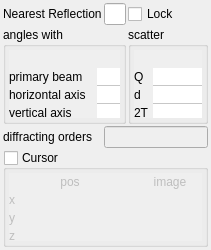
This is ui/mouseinfodisplay.ui in jonasstein/clip as Qt 5 draws it before an edit. The edited form follows.
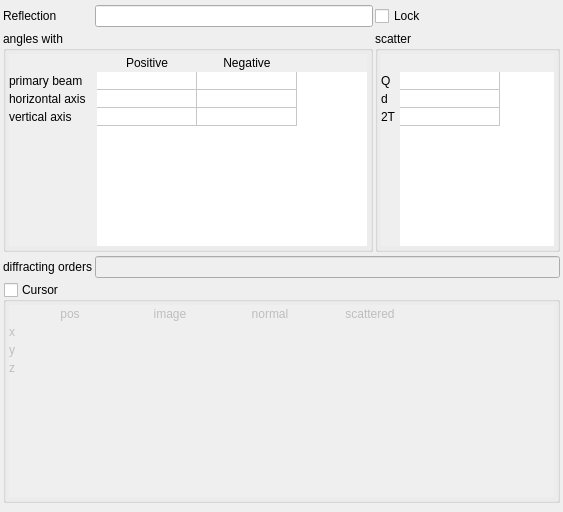
This is the edited form. Icons and pictures are not drawn. Custom widgets are drawn as their Qt base class.

Commit message: ToolTips for Reflection info

Patch:
```diff
--- a/ui/mouseinfodisplay.ui
+++ b/ui/mouseinfodisplay.ui
@@ -6,8 +6,8 @@
    <rect>
     <x>0</x>
     <y>0</y>
-    <width>191</width>
-    <height>212</height>
+    <width>563</width>
+    <height>512</height>
    </rect>
   </property>
   <property name="sizePolicy">
@@ -39,7 +39,7 @@
       </sizepolicy>
      </property>
      <property name="text">
-      <string>Nearest Reflection</string>
+      <string>Reflection</string>
      </property>
     </widget>
    </item>
```
Left out of the diff: 83 changed lines with no effect on the pictures. The commit also changes 2 other files.
